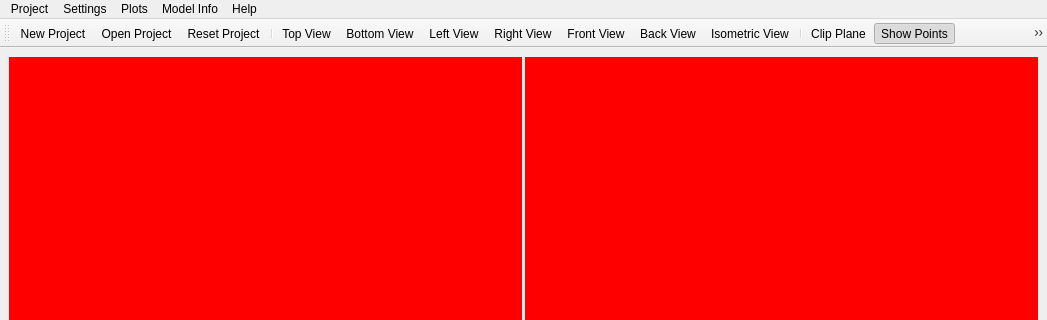
The window that pulse/interface/ui_files/main_window.ui (open-pulse/OpenPulse) describes before a commit, drawn with Qt 5; both pictures show x 0 to 1047 and y 0 to 320 of the 1047 by 681 pixel window.
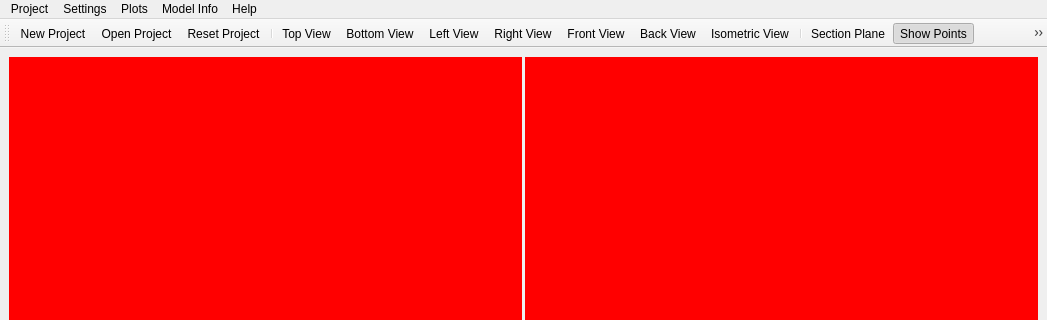
The same window after the commit. Icons and pictures are not drawn.

Commit message: Clip Plane name changed to Section Plane

Diff of the .ui file:
```diff
--- a/pulse/interface/ui_files/main_window.ui
+++ b/pulse/interface/ui_files/main_window.ui
@@ -847,7 +847,7 @@
      <normaloff>../data/icons/clipping_plane_icon.png</normaloff>../data/icons/clipping_plane_icon.png</iconset>
    </property>
    <property name="text">
-    <string>Clip Plane</string>
+    <string>Section Plane</string>
    </property>
   </action>
  </widget>
```
The commit also changes 2 other files.
